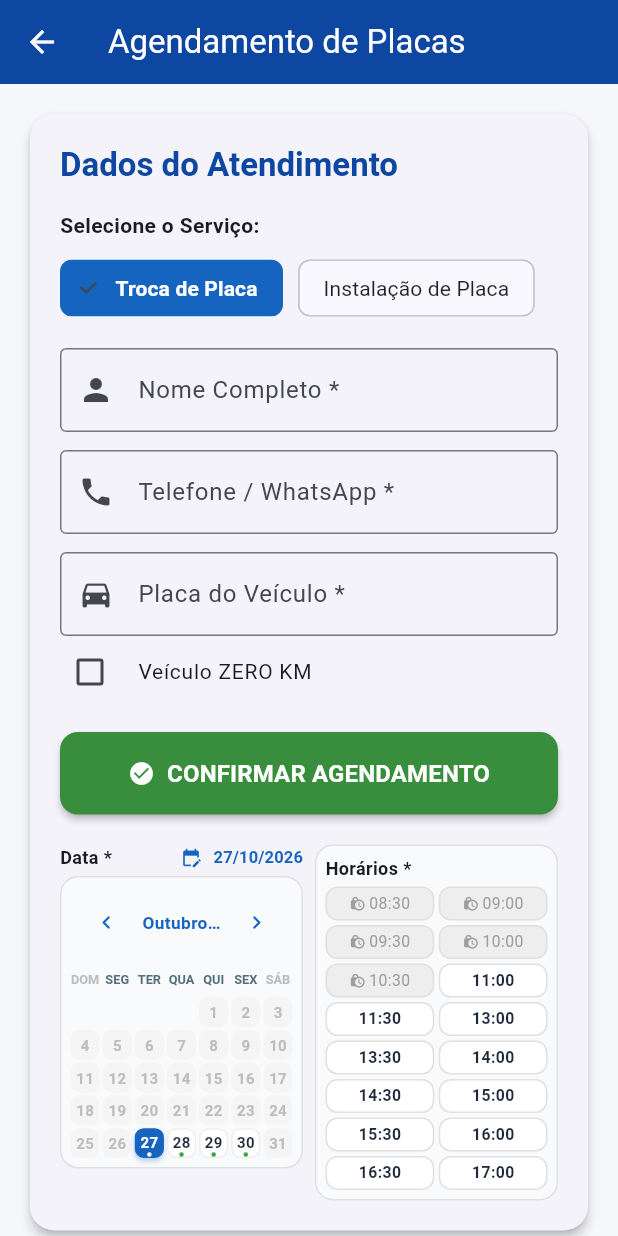
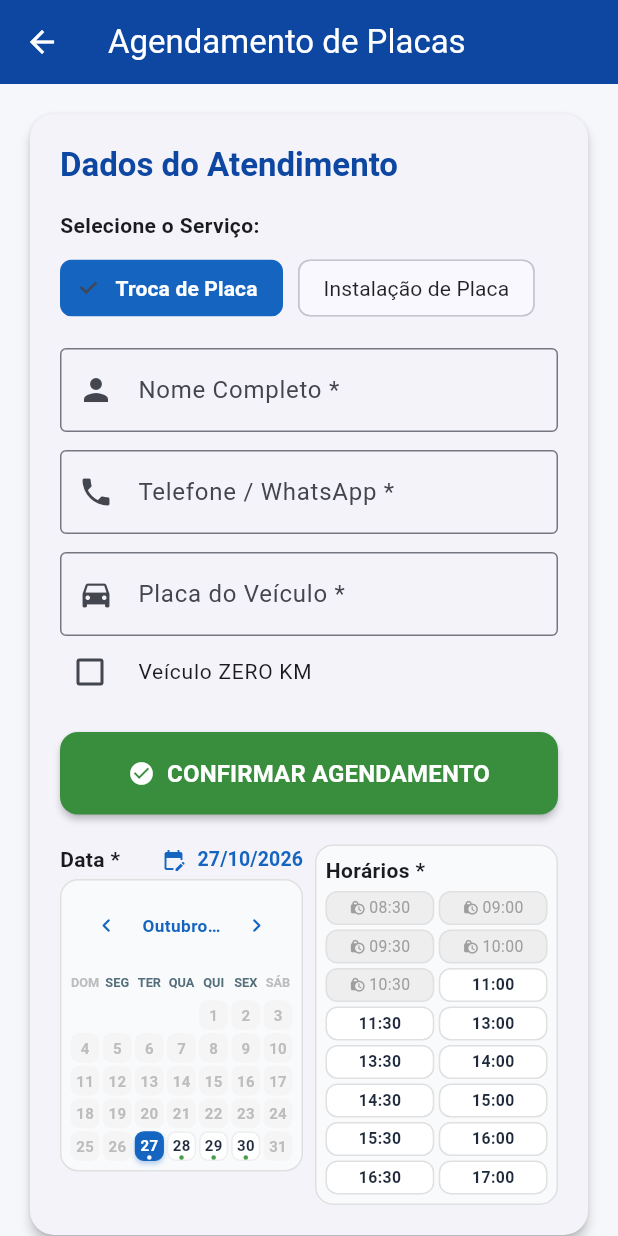
Before and after one commit to tecnologiadigitalitajuba/agendamento_itaplacas, a Flutter app: the TelaAgendamento screen opened directly, on a phone screen of 412 x 824 dp. Run offline on Flutter 3.47's test engine with Material 3 defaults, Android fonts, the phone set to English and light mode, and no system bars; our stand-ins replace cloud_firestore, firebase_core, shared_preferences; accounts and stored records are empty.

```diff
--- a/lib/tela_agendamento.dart
+++ b/lib/tela_agendamento.dart
@@ -478,7 +478,7 @@ class _TelaAgendamentoState extends State<TelaAgendamento> {
                       isCompact ? 'Data *' : 'Data do Agendamento * (Seg-Sex)',
                       style: TextStyle(
                         fontWeight: FontWeight.bold,
-                        fontSize: isCompact ? 12 : 14,
+                        fontSize: isCompact ? 14 : 14,
                       ),
                     ),
                     TextButton.icon(
@@ -524,15 +524,17 @@ class _TelaAgendamentoState extends State<TelaAgendamento> {
                           });
                         }
                       },
-                      icon: Icon(Icons.edit_calendar, size: isCompact ? 14 : 16),
+                      icon: Icon(
+                          Icons.edit_calendar, size: isCompact ? 16 : 16),
                       label: Text(
                         '${dataSelecionada.day.toString().padLeft(2, '0')}/${dataSelecionada.month.toString().padLeft(2, '0')}/${dataSelecionada.year}',
-                        style: TextStyle(fontSize: isCompact ? 11 : 12, fontWeight: FontWeight.bold),
+                        style: TextStyle(fontSize: isCompact ? 13 : 14,
+                            fontWeight: FontWeight.bold),
                       ),
                     ),
                   ],
                 ),
-                SizedBox(height: isCompact ? 4 : 8),
+                SizedBox(height: isCompact ? 3 : 8),
 
                 // Calendário do Cliente
                 _buildCalendarioCliente(isCompact: isCompact || isPC),
@@ -553,7 +555,7 @@ class _TelaAgendamentoState extends State<TelaAgendamento> {
                     isCompact ? 'Horários *' : 'Horários Disponíveis (08:30 às 17:30) *',
                     style: TextStyle(
                       fontWeight: FontWeight.bold,
-                      fontSize: isCompact ? 12 : 14,
+                      fontSize: isCompact ? 14 : 14,
                     ),
                   ),
                   SizedBox(height: isCompact ? 4 : 8),
```
